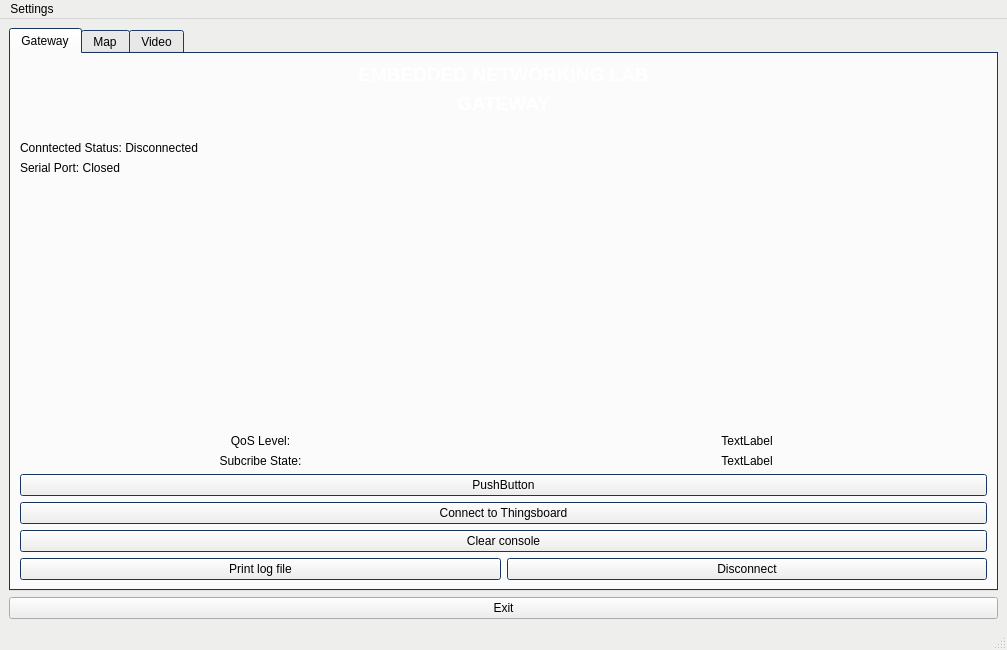
First picture: the form in mainwindow.ui, repository EmNetLab411/Gateway, before the edit.
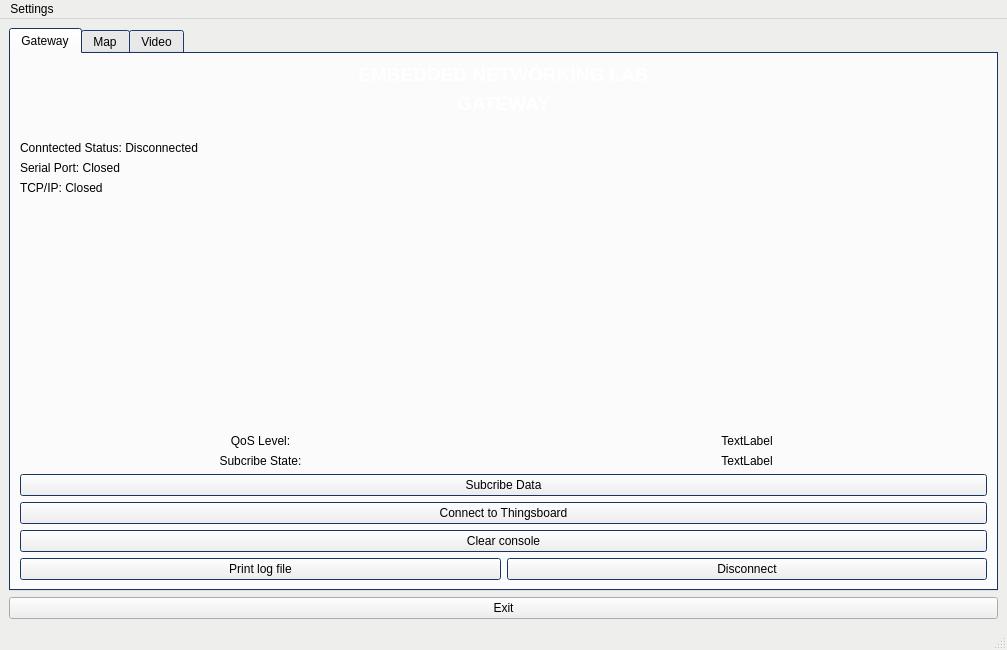
Second picture: the form after the edit. The open tabs and pages were chosen to show the change. Custom widgets are drawn as their Qt base class.

```diff
--- a/mainwindow.ui
+++ b/mainwindow.ui
@@ -320,6 +320,13 @@
             </property>
            </widget>
           </item>
+          <item>
+           <widget class="QLabel" name="labelTcp">
+            <property name="text">
+             <string>TCP/IP: Closed</string>
+            </property>
+           </widget>
+          </item>
           <item>
            <spacer name="verticalSpacer">
             <property name="orientation">
@@ -536,7 +543,7 @@
           <item>
            <widget class="QPushButton" name="subButton">
             <property name="text">
-             <string>PushButton</string>
+             <string>Subcribe Data</string>
             </property>
            </widget>
           </item>
```
Left out of the diff: 4 changed lines with no effect on the pictures.
